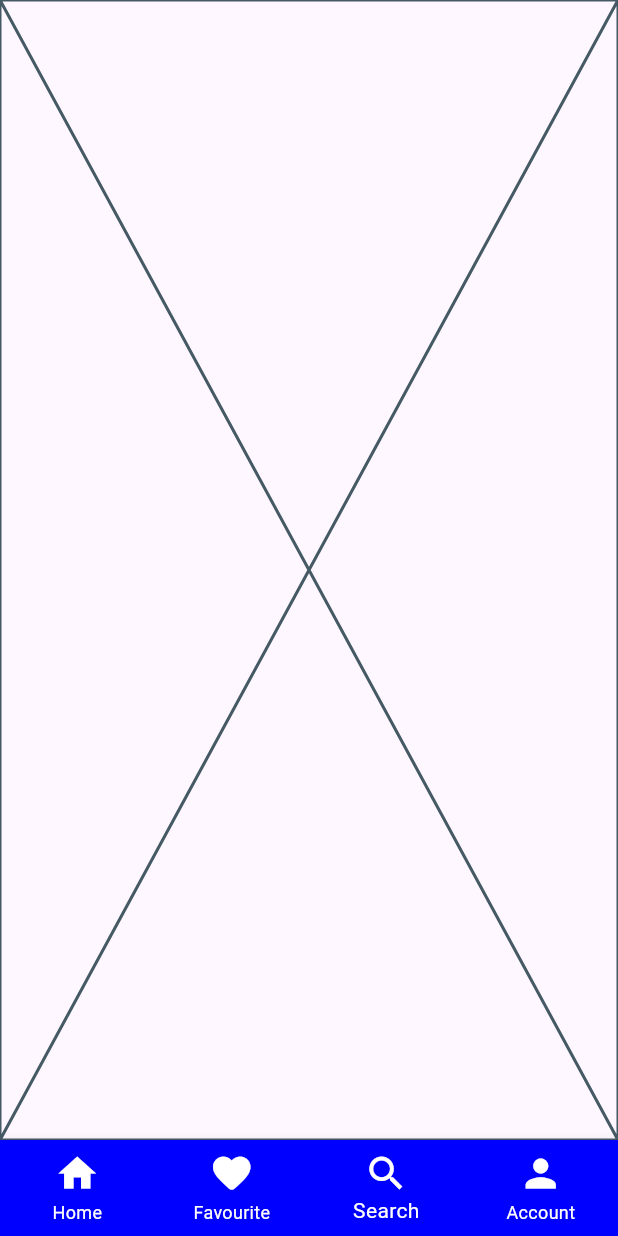
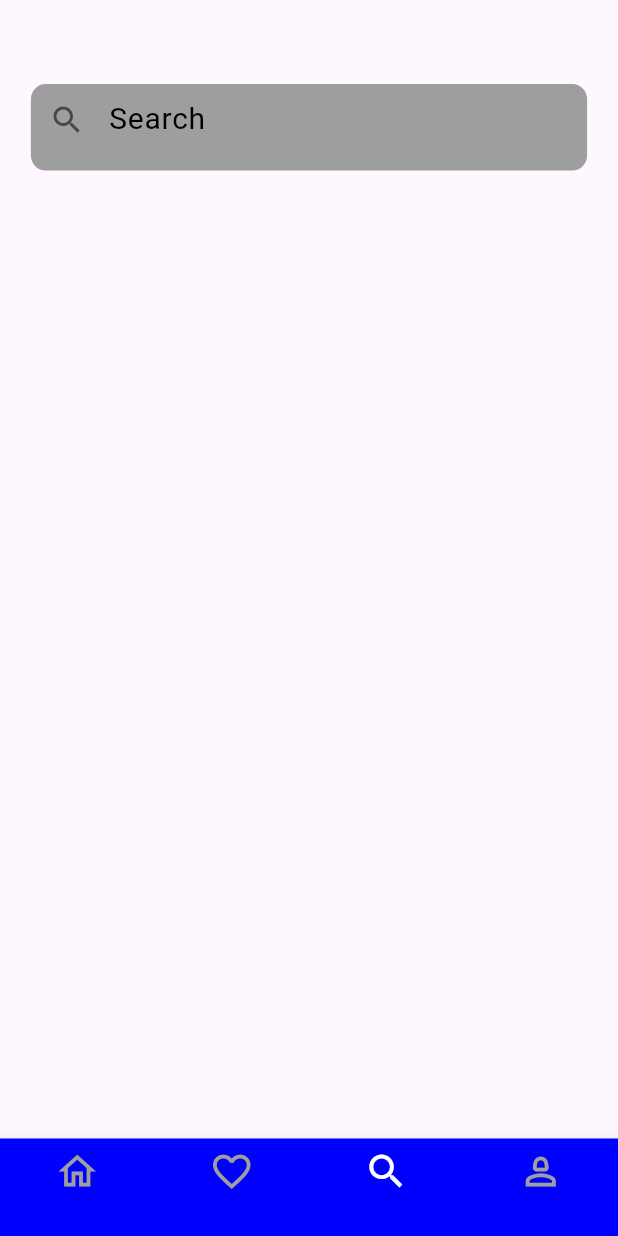
Before and after one commit to Bathhy/TamSakalApp, a Flutter app: the BottomNaviView screen opened directly, item 3 of the bottom bar chosen, on a phone screen of 412 x 824 dp. Run offline on Flutter 3.47's test engine with Material 3 defaults, Android fonts, the phone set to English and light mode, and no system bars; our stand-ins replace get.

Commit message:
adjust fav UI & work on search UI

```diff
--- a/lib/bottom_navi_view/bottom_navi_viewscreen.dart
+++ b/lib/bottom_navi_view/bottom_navi_viewscreen.dart
@@ -18,36 +18,36 @@ class BottomNaviView extends StatelessWidget {
             _botcontroller.pageclick(index);
           },
           selectedItemColor: Colors.white,
-          unselectedItemColor: Colors.white,
+          unselectedItemColor: Colors.grey,
           type: BottomNavigationBarType.fixed,
           items: [
             BottomNavigationBarItem(
               icon: Icon(
-                Icons.home,
+                Icons.home_outlined,
                 size: 30,
               ),
-              label: "Home",
+              label: "",
             ),
             BottomNavigationBarItem(
               icon: Icon(
-                Icons.favorite_rounded,
+                Icons.favorite_outline,
                 size: 30,
               ),
-              label: "Favourite",
+              label: "",
             ),
             BottomNavigationBarItem(
               icon: Icon(
                 Icons.search,
                 size: 30,
               ),
-              label: "Search",
+              label: "",
             ),
             BottomNavigationBarItem(
               icon: Icon(
-                Icons.person,
+                Icons.person_2_outlined,
                 size: 30,
               ),
-              label: "Account",
+              label: "",
             ),
           ],
         ),
--- a/lib/bottom_navi_view/fav_view/fav_school_view.dart
+++ b/lib/bottom_navi_view/fav_view/fav_school_view.dart
@@ -1,7 +1,6 @@
 import 'package:flutter/material.dart';
 import 'package:practiceloginlayout/colo_const/color_const.dart';
 import 'package:practiceloginlayout/component_project/Text_compo.dart';
-import 'package:get/get.dart';
 import 'package:practiceloginlayout/splashscreen/declareimage.dart';
 
 class FavSchool extends StatelessWidget {
@@ -74,6 +73,7 @@ class FavSchool extends StatelessWidget {
                                 UniText(label: "University"),
                               ],
                             ),
+                            SizedBox(height: 5),
                             Row(
                               children: [
                                 Icon(
@@ -81,6 +81,26 @@ class FavSchool extends StatelessWidget {
                                   color: Colors.black,
                                 ),
                                 UniText(label: "6:00AM - 8:45PM"),
+                              ],
+                            ),
+                            SizedBox(height: 5),
+                            Row(
+                              children: [
+                                Icon(
+                                  Icons.monetization_on_outlined,
+                                  color: Colors.black,
+                                ),
+                                UniText(label: "500\$ - 2500\$"),
+                              ],
+                            ),
+                            SizedBox(height: 5),
+                            Row(
+                              children: [
+                                Icon(
+                                  Icons.location_on_sharp,
+                                  color: Colors.black,
+                                ),
+                                UniText(label: "Phnom Penh"),
                               ],
                             ),
                           ],
--- a/lib/bottom_navi_view/search_view/search_page_view.dart
+++ b/lib/bottom_navi_view/search_view/search_page_view.dart
@@ -1,10 +1,39 @@
 import 'package:flutter/material.dart';
+import 'package:get/get.dart';
 
 class SearchPage extends StatelessWidget {
   const SearchPage({super.key});
 
   @override
   Widget build(BuildContext context) {
-    return const Placeholder();
+    return Scaffold(
+      appBar: AppBar(),
+      body: Column(
+        children: [
+          Row(
+            mainAxisAlignment: MainAxisAlignment.center,
+            children: [
+              Container(
+                height: Get.height * 0.07,
+                width: Get.width * 0.9,
+                decoration: BoxDecoration(
+                  borderRadius: BorderRadius.circular(10),
+                  color: Colors.grey,
+                ),
+                child: TextFormField(
+                  decoration: InputDecoration(
+                    hintText: "Search",
+                    hintStyle: TextStyle(color: Colors.black, fontSize: 20),
+                    border: InputBorder.none,
+                    prefixIcon: Icon(Icons.search),
+                    iconColor: Colors.black,
+                  ),
+                ),
+              ),
+            ],
+          ),
+        ],
+      ),
+    );
   }
 }
```
